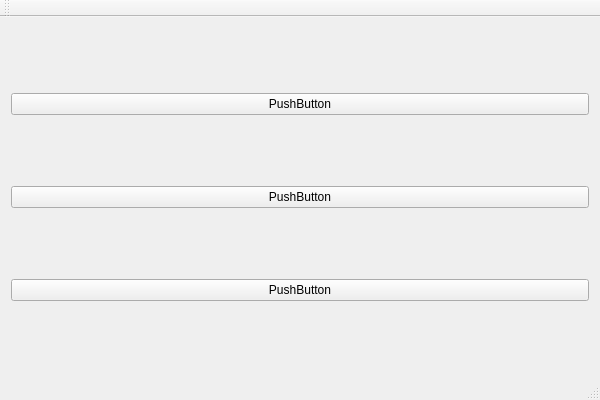
Fowindy/QtCode_VS, file Src/08_Layout/MainWindow.ui: the form before one commit.
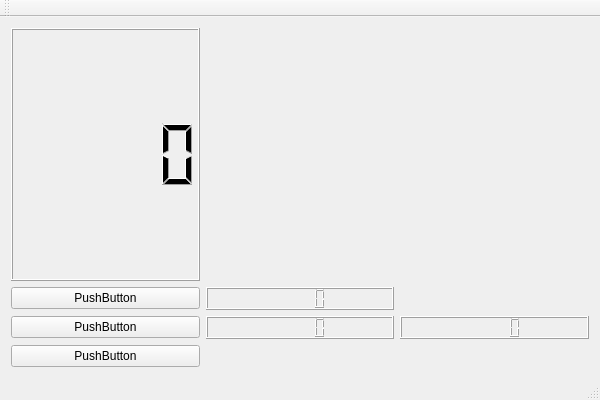
The form after the commit.

Commit message: 全局布局_网格布局

The edit to the form file:
```diff
--- a/Src/08_Layout/MainWindow.ui
+++ b/Src/08_Layout/MainWindow.ui
@@ -14,22 +14,34 @@
    <string>MainWindow</string>
   </property>
   <widget class="QWidget" name="centralWidget">
-   <layout class="QVBoxLayout" name="verticalLayout">
-    <item>
+   <layout class="QGridLayout" name="gridLayout">
+    <item row="0" column="0">
+     <widget class="QLCDNumber" name="lcdNumber"/>
+    </item>
+    <item row="1" column="0">
      <widget class="QPushButton" name="pushButton_3">
       <property name="text">
        <string>PushButton</string>
       </property>
      </widget>
     </item>
-    <item>
+    <item row="1" column="1">
+     <widget class="QLCDNumber" name="lcdNumber_2"/>
+    </item>
+    <item row="2" column="0">
      <widget class="QPushButton" name="pushButton_2">
       <property name="text">
        <string>PushButton</string>
       </property>
      </widget>
     </item>
-    <item>
+    <item row="2" column="1">
+     <widget class="QLCDNumber" name="lcdNumber_3"/>
+    </item>
+    <item row="2" column="2">
+     <widget class="QLCDNumber" name="lcdNumber_4"/>
+    </item>
+    <item row="3" column="0">
      <widget class="QPushButton" name="pushButton">
       <property name="text">
        <string>PushButton</string>
```
